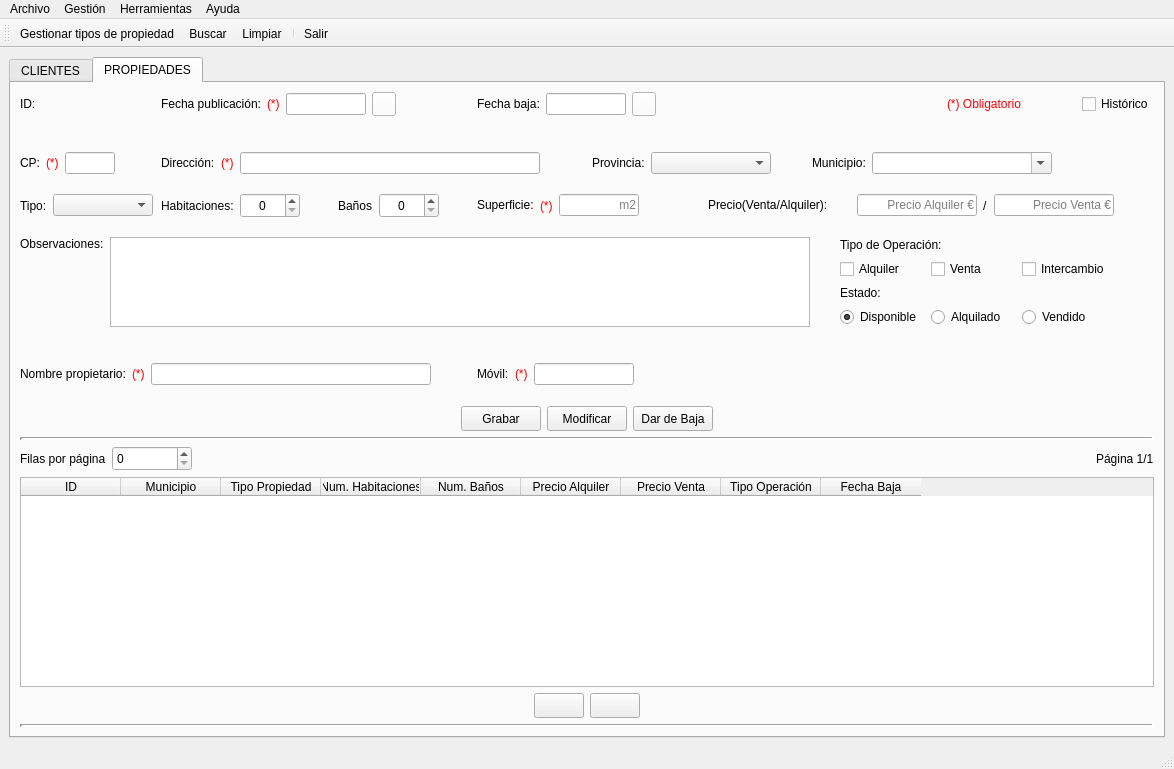
The window that templates/venPrincipal.ui (BuaTeijeiro/ProyectoDI) describes before a commit, drawn with Qt 5.
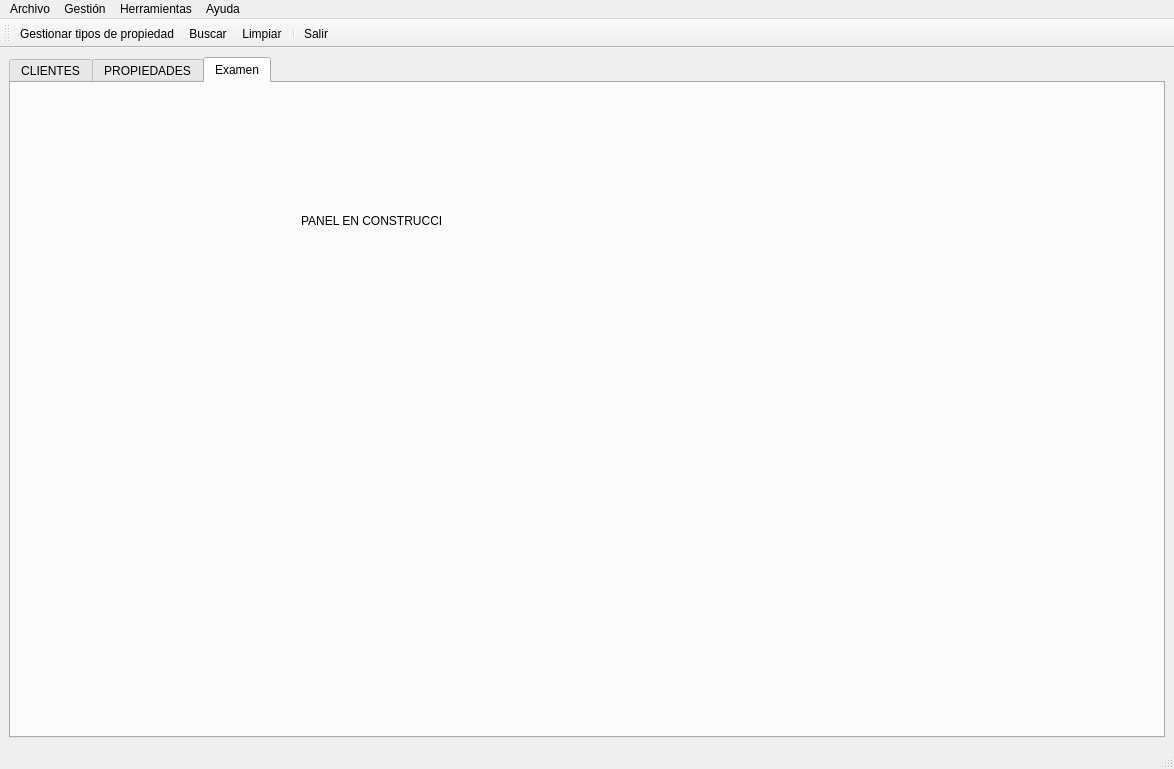
The same window after the commit. Icons and pictures are not drawn.

The edit to the form file:
```diff
--- a/templates/venPrincipal.ui
+++ b/templates/venPrincipal.ui
@@ -49,7 +49,7 @@
        <enum>Qt::LeftToRight</enum>
       </property>
       <property name="currentIndex">
-       <number>1</number>
+       <number>2</number>
       </property>
       <widget class="QWidget" name="pesClientes">
        <attribute name="title">
@@ -3096,6 +3096,24 @@
         </item>
        </layout>
       </widget>
+      <widget class="QWidget" name="pesExamen">
+       <attribute name="title">
+        <string>Examen</string>
+       </attribute>
+       <widget class="QLabel" name="label_12">
+        <property name="geometry">
+         <rect>
+          <x>290</x>
+          <y>130</y>
+          <width>141</width>
+          <height>16</height>
+         </rect>
+        </property>
+        <property name="text">
+         <string>PANEL EN CONSTRUCCIÓN</string>
+        </property>
+       </widget>
+      </widget>
      </widget>
     </item>
    </layout>
```
